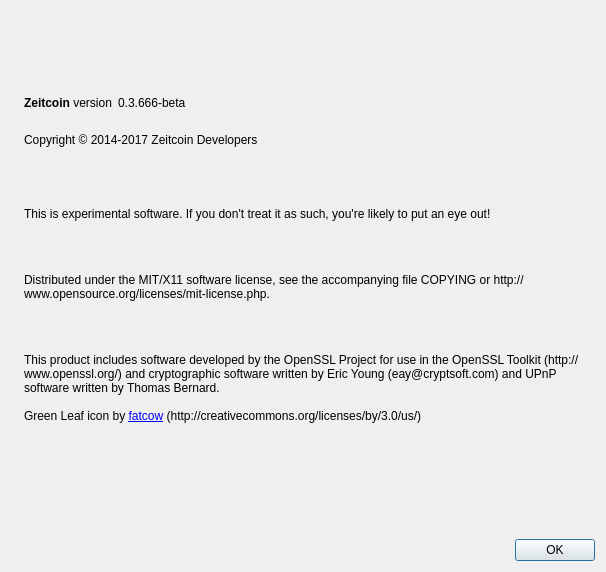
The window that src/qt/forms/aboutdialog.ui (zeitcoin/zeitcoin) describes before a commit, drawn with Qt 5.
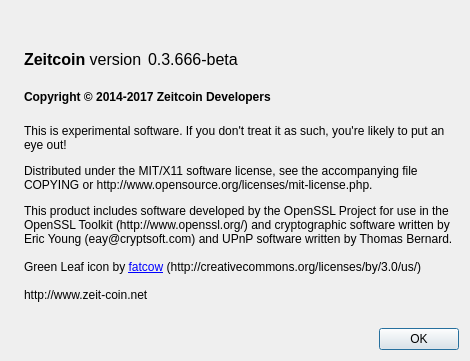
The same window after the commit. Icons and pictures are not drawn.

What changed in the file:
```diff
--- a/src/qt/forms/aboutdialog.ui
+++ b/src/qt/forms/aboutdialog.ui
@@ -6,13 +6,22 @@
    <rect>
     <x>0</x>
     <y>0</y>
-    <width>606</width>
-    <height>572</height>
+    <width>470</width>
+    <height>361</height>
    </rect>
   </property>
+  <property name="sizePolicy">
+   <sizepolicy hsizetype="Fixed" vsizetype="Fixed">
+    <horstretch>0</horstretch>
+    <verstretch>0</verstretch>
+   </sizepolicy>
+  </property>
   <property name="windowTitle">
    <string>About Zeitcoin</string>
   </property>
+  <property name="autoFillBackground">
+   <bool>false</bool>
+  </property>
   <layout class="QHBoxLayout" name="horizontalLayout_2">
    <item>
     <widget class="QLabel" name="label_4">
@@ -25,6 +34,12 @@
      <property name="pixmap">
       <pixmap resource="../bitcoin.qrc">:/images/about</pixmap>
      </property>
+     <property name="scaledContents">
+      <bool>false</bool>
+     </property>
+     <property name="alignment">
+      <set>Qt::AlignBottom|Qt::AlignLeading|Qt::AlignLeft</set>
+     </property>
     </widget>
    </item>
    <item>
@@ -46,6 +61,11 @@
       <layout class="QHBoxLayout" name="horizontalLayout">
        <item>
         <widget class="QLabel" name="label">
+         <property name="font">
+          <font>
+           <pointsize>12</pointsize>
+          </font>
+         </property>
          <property name="cursor">
           <cursorShape>IBeamCursor</cursorShape>
          </property>
@@ -59,6 +79,11 @@
        </item>
        <item>
         <widget class="QLabel" name="versionLabel">
+         <property name="font">
+          <font>
+           <pointsize>12</pointsize>
+          </font>
+         </property>
          <property name="cursor">
           <cursorShape>IBeamCursor</cursorShape>
          </property>
@@ -87,9 +112,18 @@
      </item>
      <item>
       <widget class="QLabel" name="copyrightLabel">
+       <property name="font">
+        <font>
+         <weight>75</weight>
+         <bold>true</bold>
+        </font>
+       </property>
        <property name="cursor">
         <cursorShape>IBeamCursor</cursorShape>
        </property>
+       <property name="frameShadow">
+        <enum>QFrame::Plain</enum>
+       </property>
        <property name="text">
         <string>
 Copyright © 2014-2017 Zeitcoin Developers
@@ -106,7 +140,7 @@
         <cursorShape>IBeamCursor</cursorShape>
        </property>
        <property name="text">
-        <string>&lt;html&gt;&lt;head/&gt;&lt;body&gt;&lt;p&gt;&lt;br/&gt;&lt;/p&gt;&lt;p&gt;This is experimental software. If you don't treat it as such, you're likely to put an eye out!&lt;/p&gt;&lt;p&gt;&lt;br/&gt;&lt;/p&gt;&lt;p&gt;Distributed under the MIT/X11 software license, see the accompanying file COPYING or http://www.opensource.org/licenses/mit-license.php.&lt;/p&gt;&lt;p&gt;&lt;br/&gt;&lt;/p&gt;&lt;p&gt;This product includes software developed by the OpenSSL Project for use in the OpenSSL Toolkit (http://www.openssl.org/) and cryptographic software written by Eric Young (eay@cryptsoft.com) and UPnP software written by Thomas Bernard.&lt;br/&gt;&lt;br/&gt;Green Leaf icon by &lt;a href=&quot;http://www.softicons.com/designers/fatcow&quot;&gt;&lt;span style=&quot; text-decoration: underline; color:#0000ff;&quot;&gt;fatcow&lt;/span&gt;&lt;/a&gt; (http://creativecommons.org/licenses/by/3.0/us/)&lt;br/&gt;&lt;br/&gt;&lt;/p&gt;&lt;/body&gt;&lt;/html&gt;</string>
+        <string>&lt;html&gt;&lt;head/&gt;&lt;body&gt;&lt;p&gt;This is experimental software. If you don't treat it as such, you're likely to put an eye out!&lt;/p&gt;&lt;p&gt;Distributed under the MIT/X11 software license, see the accompanying file COPYING or http://www.opensource.org/licenses/mit-license.php.&lt;/p&gt;&lt;p&gt;This product includes software developed by the OpenSSL Project for use in the OpenSSL Toolkit (http://www.openssl.org/) and cryptographic software written by Eric Young (eay@cryptsoft.com) and UPnP software written by Thomas Bernard.&lt;br/&gt;&lt;br/&gt;Green Leaf icon by &lt;a href=&quot;http://www.softicons.com/designers/fatcow&quot;&gt;&lt;span style=&quot; text-decoration: underline; color:#0000ff;&quot;&gt;fatcow&lt;/span&gt;&lt;/a&gt; (http://creativecommons.org/licenses/by/3.0/us/)&lt;br/&gt;&lt;br/&gt;http://www.zeit-coin.net&lt;/p&gt;&lt;/body&gt;&lt;/html&gt;</string>
        </property>
        <property name="wordWrap">
         <bool>true</bool>
@@ -121,10 +155,13 @@
        <property name="orientation">
         <enum>Qt::Vertical</enum>
        </property>
+       <property name="sizeType">
+        <enum>QSizePolicy::Expanding</enum>
+       </property>
        <property name="sizeHint" stdset="0">
         <size>
          <width>20</width>
-         <height>40</height>
+         <height>20</height>
         </size>
        </property>
       </spacer>
```
